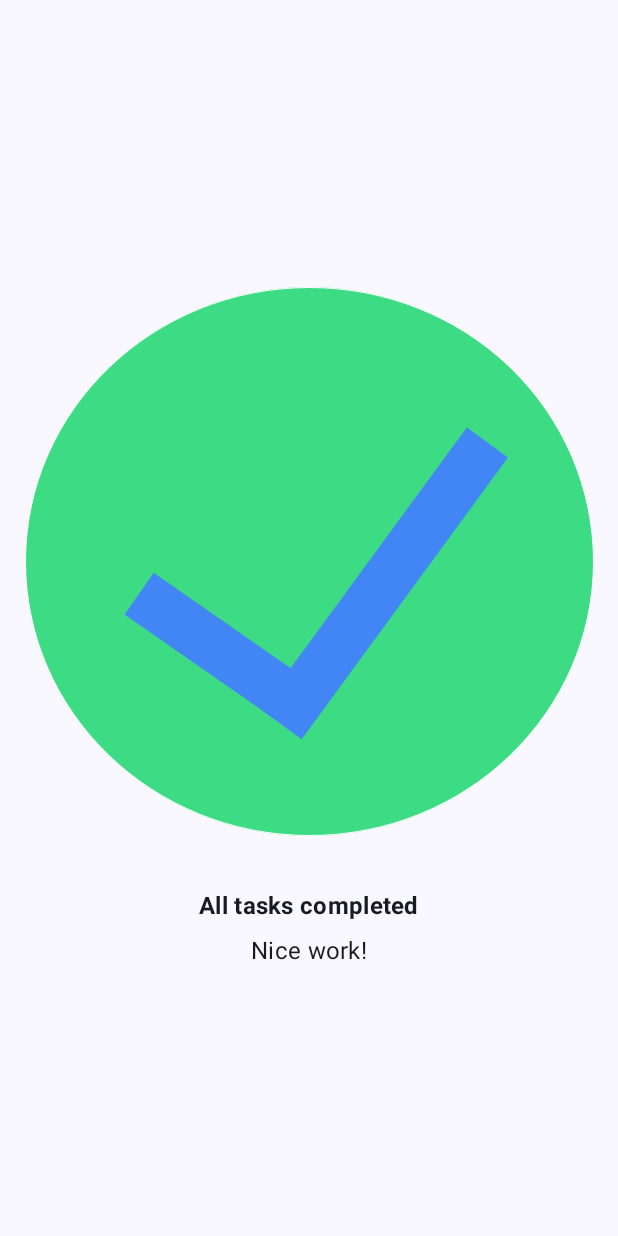
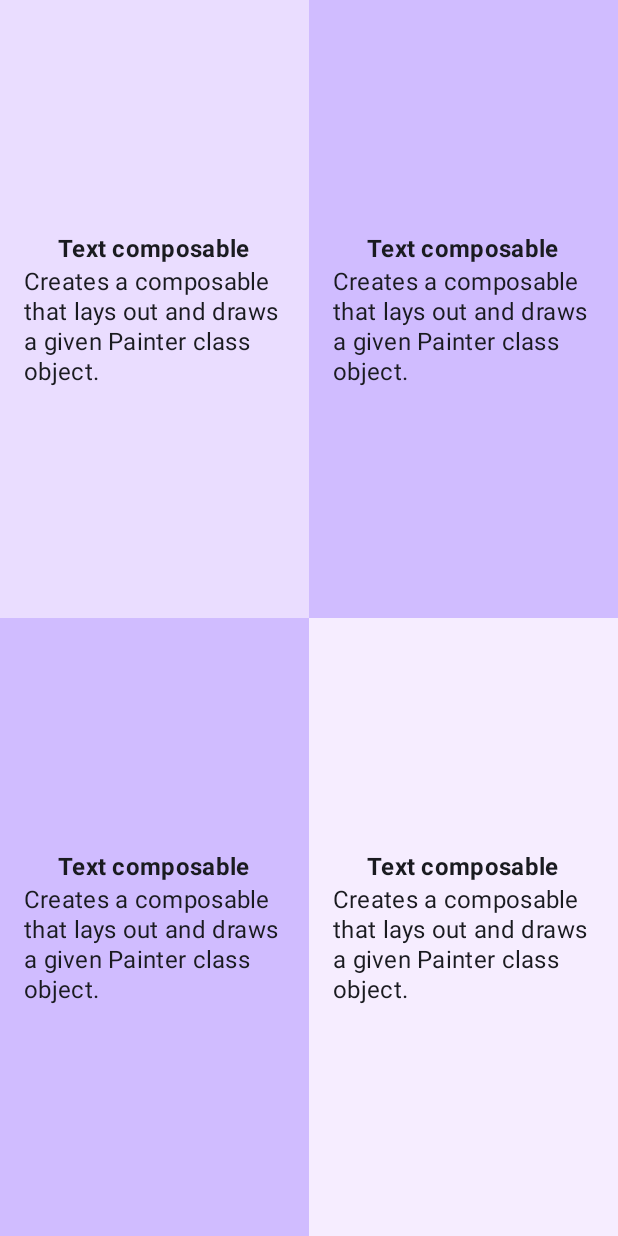
Before and after one commit to TruongAnim/Basic-Compose, an Android app built with Jetpack Compose: the screen it shows after launch (CompletePage before the commit, SeparatePage after it), on a phone screen of 412 x 824 dp. Run offline under Robolectric (Android 15) with nearby library versions, the phone set to English and light mode, and no system bars.

Commit message:
Add separate page

```diff
--- a/app/src/main/AndroidManifest.xml
+++ b/app/src/main/AndroidManifest.xml
@@ -41,6 +41,18 @@
             android:exported="true"
             android:label="@string/complete_page"
             android:theme="@style/Theme.BasicCompose">
+<!--            <intent-filter>-->
+<!--                <action android:name="android.intent.action.MAIN" />-->
+
+<!--                <category android:name="android.intent.category.LAUNCHER" />-->
+<!--            </intent-filter>-->
+        </activity>
+
+        <activity
+            android:name=".pages.SeparatePage"
+            android:exported="true"
+            android:label="@string/separate_page"
+            android:theme="@style/Theme.BasicCompose">
             <intent-filter>
                 <action android:name="android.intent.action.MAIN" />
 
--- /dev/null
+++ b/app/src/main/java/com/example/basiccompose/pages/SeparatePage.kt
@@ -0,0 +1,138 @@
+package com.example.basiccompose.pages
+
+import android.os.Bundle
+import androidx.activity.ComponentActivity
+import androidx.activity.compose.setContent
+import androidx.compose.foundation.layout.Arrangement
+import androidx.compose.foundation.layout.Column
+import androidx.compose.foundation.layout.Row
+import androidx.compose.foundation.layout.fillMaxHeight
+import androidx.compose.foundation.layout.fillMaxSize
+import androidx.compose.foundation.layout.padding
+import androidx.compose.material3.MaterialTheme
+import androidx.compose.material3.Surface
+import androidx.compose.material3.Text
+import androidx.compose.runtime.Composable
+import androidx.compose.ui.Alignment
+import androidx.compose.ui.Modifier
+import androidx.compose.ui.graphics.Color
+import androidx.compose.ui.res.stringResource
+import androidx.compose.ui.text.font.FontWeight
+import androidx.compose.ui.tooling.preview.Preview
+import androidx.compose.ui.unit.dp
+import androidx.compose.ui.unit.sp
+import com.example.basiccompose.R
+import com.example.basiccompose.ui.theme.BasicComposeTheme
+import com.example.basiccompose.ui.theme.FirstColor
+import com.example.basiccompose.ui.theme.FourthColor
+import com.example.basiccompose.ui.theme.SecondColor
+import com.example.basiccompose.ui.theme.ThirdColor
+
+class SeparatePage : ComponentActivity() {
+    override fun onCreate(savedInstanceState: Bundle?) {
+        super.onCreate(savedInstanceState)
+        setContent {
+            BasicComposeTheme {
+                SeparatePageUI()
+            }
+        }
+    }
+}
+
+@Composable
+fun Item(modifier: Modifier, color: Color, title: String, content: String) {
+    Surface(
+        color = color,
+        modifier = modifier.fillMaxHeight(),
+    ) {
+        Column(
+            modifier = Modifier.padding(all = 16.dp),
+            horizontalAlignment = Alignment.CenterHorizontally,
+            verticalArrangement = Arrangement.Center
+        ) {
+            Text(
+                text = title,
+                style = MaterialTheme.typography.titleMedium.copy(
+                    fontSize = 16.sp,
+                    fontWeight = FontWeight.Bold
+                )
+            )
+            Text(
+                text = content,
+                style = MaterialTheme.typography.bodyMedium.copy(
+                    fontSize = 16.sp,
+                )
+            )
+        }
+    }
+}
+
+@Composable
+fun SeparatePageUI() {
+    Surface(
+        modifier = Modifier.fillMaxSize()
+    ) {
+        Column(
+            horizontalAlignment = Alignment.CenterHorizontally,
+            verticalArrangement = Arrangement.Center
+        ) {
+            Row(
+                modifier = Modifier.weight(1f)
+            ) {
+                Item(
+                    color = FirstColor,
+                    title = stringResource(R.string.text_composable),
+                    content = stringResource(
+                        R.string.separate_content
+                    ),
+                    modifier = Modifier.weight(1f),
+                )
+                Item(
+                    color = SecondColor,
+                    title = stringResource(R.string.text_composable),
+                    content = stringResource(
+                        R.string.separate_content
+                    ),
+                    modifier = Modifier.weight(1f),
+                )
+            }
+            Row(
+                modifier = Modifier.weight(1f)
+            ) {
+                Item(
+                    color = ThirdColor,
+                    title = stringResource(R.string.text_composable),
+                    content = stringResource(
+                        R.string.separate_content
+                    ),
+                    modifier = Modifier.weight(1f),
+                )
+                Item(
+                    color = FourthColor,
+                    title = stringResource(R.string.text_composable),
+                    content = stringResource(
+                        R.string.separate_content
+                    ),
+                    modifier = Modifier.weight(1f),
+                )
+            }
+        }
+
+    }
+}
+
+@Preview(showBackground = true, widthDp = 320, heightDp = 480)
+@Composable
+fun PreviewSeparatePageUI() {
+    BasicComposeTheme {
+        SeparatePageUI()
+    }
+}
+
+@Preview(showBackground = true, widthDp = 320 / 2, heightDp = 480 / 2)
+@Composable
+fun PreviewItem() {
+    BasicComposeTheme {
+        Item(color = FirstColor, title = "Title", content = "Content", modifier = Modifier)
+    }
+}
--- a/app/src/main/java/com/example/basiccompose/ui/theme/Color.kt
+++ b/app/src/main/java/com/example/basiccompose/ui/theme/Color.kt
@@ -14,3 +14,8 @@ val Navy = Color(0xFF073042)
 val Blue = Color(0xFF4285F4)
 val LightBlue = Color(0xFFD7EFFE)
 val Chartreuse = Color(0xFFEFF7CF)
+
+val FirstColor = Color(0xFFEADDFF)
+val SecondColor = Color(0xFFD0BCFF)
+val ThirdColor = Color(0xFFD0BCFF)
+val FourthColor = Color(0xFFF6EDFF)
--- a/app/src/main/res/values/strings.xml
+++ b/app/src/main/res/values/strings.xml
@@ -9,4 +9,7 @@
     <string name="all_tasks_completed">All tasks completed</string>
     <string name="nice_work">Nice work!</string>
     <string name="complete_page">Complete page</string>
+    <string name="text_composable">Text composable</string>
+    <string name="separate_content">Creates a composable that lays out and draws a given Painter class object.</string>
+    <string name="separate_page">Separate page</string>
 </resources>
```
